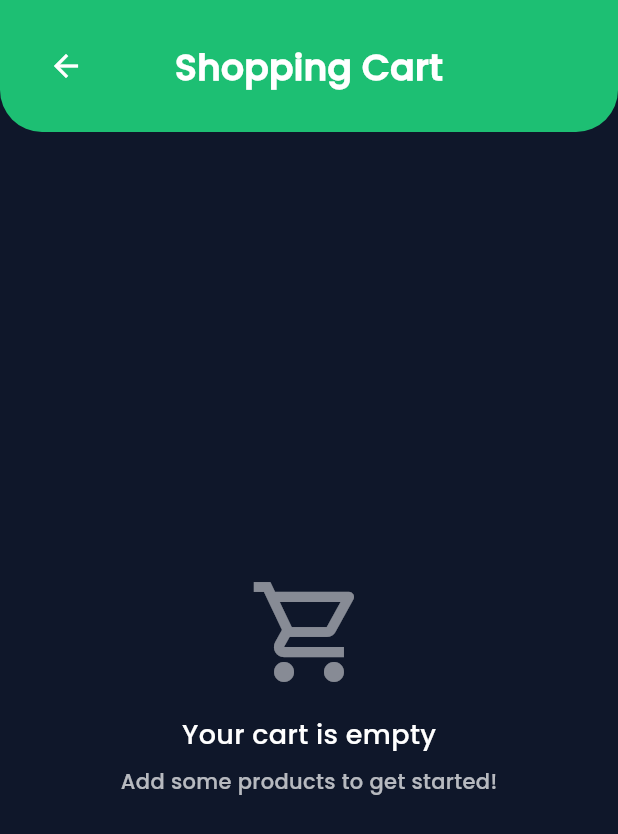
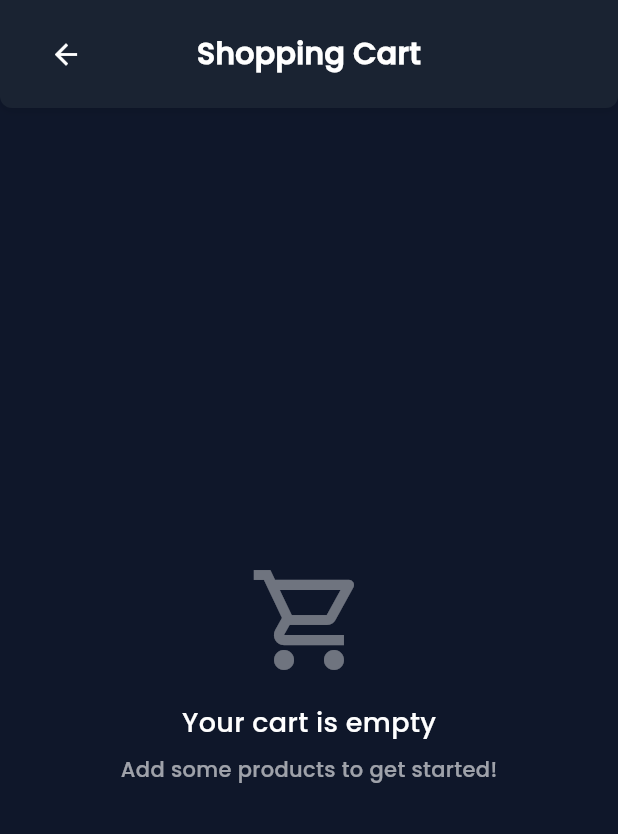
Before and after one commit to ScarletVonRosefall/AgriSynch, a Flutter app: the ShoppingCartPage screen opened directly, on a phone screen of 412 x 824 dp. Shown: the top 834 px of the screen. Run offline on Flutter 3.47's test engine with Material 3 defaults, Android fonts, the phone set to English and light mode, and no system bars; our stand-ins replace cached_network_image, cloud_firestore, cloud_functions, firebase_auth, firebase_core, firebase_crashlytics and 15 more; missing offline and left inert: dart:html; accounts and stored records are empty.

Commit message:
Fixing Buyer UI Part 2

```diff
--- a/lib/buyer/ShoppingCartPage.dart
+++ b/lib/buyer/ShoppingCartPage.dart
@@ -446,30 +446,32 @@ class _ShoppingCartPageState extends State<ShoppingCartPage> {
 
   @override
   Widget build(BuildContext context) {
-    final backgroundColor = const Color(0xFF0F172A);
-    final headerColor = const Color(0xFF1DBF73);
-    final cardColor = const Color(0xFF1A2332);
-    final textColor = Colors.white;
-
     return WillPopScope(
       onWillPop: () async {
         Navigator.pop(context, _cartChanged);
         return false; // Prevent the default pop since we're handling it
       },
       child: Scaffold(
-        backgroundColor: backgroundColor,
+        backgroundColor: const Color(0xFF0F172A),
         body: Column(
           children: [
             // Header
             Container(
-              padding: EdgeInsets.fromLTRB(20, MediaQuery.of(context).padding.top + 20, 20, 20),
+              padding: EdgeInsets.fromLTRB(20, MediaQuery.of(context).padding.top + 12, 20, 12),
               width: double.infinity,
               decoration: BoxDecoration(
-                color: headerColor,
+                color: const Color(0xFF1A2332),
                 borderRadius: const BorderRadius.only(
-                  bottomLeft: Radius.circular(28),
-                  bottomRight: Radius.circular(28),
+                  bottomLeft: Radius.circular(8),
+                  bottomRight: Radius.circular(8),
                 ),
+                boxShadow: [
+                  BoxShadow(
+                    color: Colors.black.withOpacity(0.1),
+                    blurRadius: 4,
+                    offset: const Offset(0, 2),
+                  ),
+                ],
               ),
               child: Row(
                 children: [
@@ -482,6 +484,9 @@ class _ShoppingCartPageState extends State<ShoppingCartPage> {
                       }
                     },
                     icon: const Icon(Icons.arrow_back, color: Colors.white),
+                    iconSize: 22,
+                    padding: const EdgeInsets.all(8),
+                    constraints: const BoxConstraints(),
                   ),
                 const Expanded(
                   child: Text(
@@ -490,7 +495,7 @@ class _ShoppingCartPageState extends State<ShoppingCartPage> {
                       fontFamily: 'Poppins',
                       fontWeight: FontWeight.bold,
                       color: Colors.white,
-                      fontSize: 24,
+                      fontSize: 20,
                     ),
                     textAlign: TextAlign.center,
                   ),
@@ -525,6 +530,9 @@ class _ShoppingCartPageState extends State<ShoppingCartPage> {
                       );
                     },
                     icon: const Icon(Icons.clear_all, color: Colors.white),
+                    iconSize: 22,
+                    padding: const EdgeInsets.all(8),
+                    constraints: const BoxConstraints(),
                   )
                 else
                   const SizedBox(width: 48),
@@ -542,7 +550,7 @@ class _ShoppingCartPageState extends State<ShoppingCartPage> {
                     Icon(
                       Icons.shopping_cart_outlined,
                       size: 80,
-                      color: Colors.white.withAlpha((0.5 * 255).round()),
+                      color: Colors.white.withAlpha((0.4 * 255).round()),
                     ),
                     const SizedBox(height: 16),
                     const Text(
@@ -560,7 +568,7 @@ class _ShoppingCartPageState extends State<ShoppingCartPage> {
                       style: TextStyle(
                         fontFamily: 'Poppins',
                         fontSize: 14,
-                        color: Colors.white.withAlpha((0.7 * 255).round()),
+                        color: Colors.white.withAlpha((0.6 * 255).round()),
                       ),
                     ),
                   ],
@@ -571,82 +579,23 @@ class _ShoppingCartPageState extends State<ShoppingCartPage> {
             Expanded(
               child: Column(
                 children: [
-                  // Cart Summary
-                  Container(
-                    margin: const EdgeInsets.all(16),
-                    padding: const EdgeInsets.all(16),
-                    decoration: BoxDecoration(
-                      color: cardColor,
-                      borderRadius: BorderRadius.circular(12),
-                      boxShadow: [
-                        BoxShadow(
-                          color: Colors.grey.withAlpha((0.2 * 255).round()),
-                          spreadRadius: 1,
-                          blurRadius: 4,
-                          offset: const Offset(0, 2),
-                        ),
-                      ],
-                    ),
-                    child: Row(
-                      mainAxisAlignment: MainAxisAlignment.spaceBetween,
-                      children: [
-                        Column(
-                          crossAxisAlignment: CrossAxisAlignment.start,
-                          children: [
-                            Text(
-                              '${getTotalItems()} items',
-                              style: TextStyle(
-                                fontFamily: 'Poppins',
-                                fontSize: 16,
-                                fontWeight: FontWeight.bold,
-                                color: textColor,
-                              ),
-                            ),
-                            Text(
-                              'Total: P${getTotalPrice().toStringAsFixed(2)}',
-                              style: const TextStyle(
-                                fontFamily: 'Poppins',
-                                fontSize: 20,
-                                fontWeight: FontWeight.bold,
-                                color: Color(0xFF1DBF73),
-                              ),
-                            ),
-                          ],
-                        ),
-                        ElevatedButton(
-                          onPressed: checkout,
-                          style: ElevatedButton.styleFrom(
-                            backgroundColor: const Color(0xFF1DBF73),
-                            shape: RoundedRectangleBorder(
-                              borderRadius: BorderRadius.circular(8),
-                            ),
-                          ),
-                          child: const Text(
-                            'Checkout',
-                            style: TextStyle(
-                              fontFamily: 'Poppins',
-                              color: Colors.white,
-                              fontWeight: FontWeight.bold,
-                            ),
-                          ),
-                        ),
-                      ],
-                    ),
-                  ),
-
                   // Cart Items List
                   Expanded(
                     child: ListView.builder(
-                      padding: const EdgeInsets.symmetric(horizontal: 16),
+                      padding: const EdgeInsets.fromLTRB(16, 16, 16, 100),
                       itemCount: cart.length,
                       itemBuilder: (context, index) {
                         final item = cart[index];
 
-                        return Card(
-                          color: cardColor,
-                          margin: const EdgeInsets.only(bottom: 8),
-                          shape: RoundedRectangleBorder(
-                            borderRadius: BorderRadius.circular(12),
+                        return Container(
+                          margin: const EdgeInsets.only(bottom: 12),
+                          decoration: BoxDecoration(
+                            color: const Color(0xFF1A2332),
+                            borderRadius: BorderRadius.circular(8),
+                            border: Border.all(
+                              color: Colors.white.withAlpha((0.1 * 255).round()),
+                              width: 1,
+                            ),
                           ),
                           child: Padding(
                             padding: const EdgeInsets.all(12),
@@ -654,10 +603,10 @@ class _ShoppingCartPageState extends State<ShoppingCartPage> {
                               children: [
                                 // Product Image
                                 Container(
-                                  width: 60,
-                                  height: 60,
+                                  width: 80,
+                                  height: 80,
                                   decoration: BoxDecoration(
-                                    color: Colors.grey[300],
+                                    color: Colors.white.withAlpha((0.1 * 255).round()),
                                     borderRadius: BorderRadius.circular(8),
                                   ),
                                   child: ClipRRect(
@@ -666,8 +615,8 @@ class _ShoppingCartPageState extends State<ShoppingCartPage> {
                                         ? _buildProductImage(item['imageUrl'], item['category'])
                                         : Icon(
                                             _getProductIcon(item['category']),
-                                            color: const Color(0xFF4CAF50),
-                                            size: 30,
+                                            color: const Color(0xFF1DBF73),
+                                            size: 40,
                                           ),
                                   ),
                                 ),
@@ -682,35 +631,36 @@ class _ShoppingCartPageState extends State<ShoppingCartPage> {
                                     children: [
                                       Text(
                                         item['name'],
-                                        style: TextStyle(
+                                        style: const TextStyle(
                                           fontFamily: 'Poppins',
                                           fontWeight: FontWeight.bold,
-                                          color: textColor,
-                                          fontSize: 16,
+                                          color: Colors.white,
+                                          fontSize: 15,
                                         ),
                                       ),
                                       Text(
                                         'by ${item['farmer']}',
                                         style: TextStyle(
                                           fontFamily: 'Poppins',
-                                          color: textColor.withAlpha((0.7 * 255).round()),
+                                          color: Colors.white.withAlpha((0.6 * 255).round()),
                                           fontSize: 12,
                                         ),
                                       ),
-                                      const SizedBox(height: 4),
+                                      const SizedBox(height: 6),
                                       Text(
                                         'P${item['price'].toStringAsFixed(2)} ${item['unit']}',
                                         style: const TextStyle(
                                           fontFamily: 'Poppins',
                                           color: Color(0xFF1DBF73),
                                           fontWeight: FontWeight.bold,
+                                          fontSize: 14,
                                         ),
                                       ),
                                     ],
                                   ),
                                 ),
 
-                                // Quantity Controls
+                                // Quantity Controls & Delete
                                 Column(
                                   children: [
                                     Row(
@@ -722,9 +672,9 @@ class _ShoppingCartPageState extends State<ShoppingCartPage> {
                                             item['quantity'] - 1,
                                           ),
                                           child: Container(
-                                            padding: const EdgeInsets.all(4),
-                                            decoration: const BoxDecoration(
-                                              color: Color(0xFF37474F),
+                                            padding: const EdgeInsets.all(6),
+                                            decoration: BoxDecoration(
+                                              color: Colors.white.withAlpha((0.1 * 255).round()),
                                               shape: BoxShape.circle,
                                             ),
                                             child: const Icon(
@@ -736,15 +686,15 @@ class _ShoppingCartPageState extends State<ShoppingCartPage> {
                                         ),
                                         Container(
                                           margin: const EdgeInsets.symmetric(
-                                            horizontal: 12,
+                                            horizontal: 10,
                                           ),
                                           child: Text(
                                             '${item['quantity']}',
-                                            style: TextStyle(
+                                            style: const TextStyle(
                                               fontFamily: 'Poppins',
                                               fontWeight: FontWeight.bold,
-                                              fontSize: 16,
-                                              color: textColor,
+                                              fontSize: 15,
+                                              color: Colors.white,
                                             ),
                                           ),
                                         ),
@@ -754,9 +704,9 @@ class _ShoppingCartPageState extends State<ShoppingCartPage> {
                                             item['quantity'] + 1,
                                           ),
                                           child: Container(
-                                            padding: const EdgeInsets.all(4),
-                                            decoration: const BoxDecoration(
-                                              color: Color(0xFF1DBF73),
+                                            padding: const EdgeInsets.all(6),
+                                            decoration: BoxDecoration(
+                                              color: Colors.white.withAlpha((0.1 * 255).round()),
                                               shape: BoxShape.circle,
                                             ),
                                             child: const Icon(
@@ -768,20 +718,13 @@ class _ShoppingCartPageState extends State<ShoppingCartPage> {
                                         ),
                                       ],
                                     ),
-                                    const SizedBox(height: 8),
+                                    const SizedBox(height: 6),
                                     GestureDetector(
                                       onTap: () => removeItem(index),
-                                      child: Container(
-                                        padding: const EdgeInsets.all(4),
-                                        decoration: BoxDecoration(
-                                          color: Colors.red[100],
-                                          shape: BoxShape.circle,
-                                        ),
-                                        child: const Icon(
-                                          Icons.delete_outline,
-                                          size: 16,
-                                          color: Colors.red,
-                                        ),
+                                      child: Icon(
+                                        Icons.delete_outline,
+                                        size: 18,
+                                        color: Colors.red[400],
                                       ),
                                     ),
                                   ],
@@ -791,6 +734,76 @@ class _ShoppingCartPageState extends State<ShoppingCartPage> {
                           ),
                         );
                       },
+                    ),
+                  ),
+
+                  // Checkout Bar
+                  Container(
+                    padding: const EdgeInsets.all(16),
+                    decoration: BoxDecoration(
+                      color: const Color(0xFF1A2332),
+                      border: Border(
+                        top: BorderSide(
+                          color: Colors.white.withAlpha((0.1 * 255).round()),
+                          width: 1,
+                        ),
+                      ),
+                    ),
+                    child: Column(
+                      mainAxisSize: MainAxisSize.min,
+                      children: [
+                        Row(
+                          mainAxisAlignment: MainAxisAlignment.spaceBetween,
+                          children: [
+                            Column(
+                              crossAxisAlignment: CrossAxisAlignment.start,
+                              children: [
+                                Text(
+                                  '${getTotalItems()} items',
+                                  style: TextStyle(
+                                    fontFamily: 'Poppins',
+                                    fontSize: 14,
+                                    color: Colors.white.withAlpha((0.6 * 255).round()),
+                                  ),
+                                ),
+                                const SizedBox(height: 4),
+                                Text(
+                                  'P${getTotalPrice().toStringAsFixed(2)}',
+                                  style: const TextStyle(
+                                    fontFamily: 'Poppins',
+                                    fontSize: 22,
+                                    fontWeight: FontWeight.bold,
+                                    color: Colors.white,
+                                  ),
+                                ),
+                              ],
+                            ),
+                            ElevatedButton(
+                              onPressed: checkout,
+                              style: ElevatedButton.styleFrom(
+                                backgroundColor: const Color(0xFF1DBF73),
+                                padding: const EdgeInsets.symmetric(
+                                  horizontal: 32,
+                                  vertical: 14,
+                                ),
+                                shape: RoundedRectangleBorder(
+                                  borderRadius: BorderRadius.circular(8),
+                                ),
+                                elevation: 0,
+                              ),
+                              child: const Text(
+                                'Checkout',
+                                style: TextStyle(
+                                  fontFamily: 'Poppins',
+                                  color: Colors.white,
+                                  fontWeight: FontWeight.bold,
+                                  fontSize: 15,
+                                ),
+                              ),
+                            ),
+                          ],
+                        ),
+                      ],
                     ),
                   ),
                 ],
@@ -809,14 +822,14 @@ class _ShoppingCartPageState extends State<ShoppingCartPage> {
         final base64String = imageUrl.split(',')[1];
         return Image.memory(
           base64Decode(base64String),
-          width: 60,
-          height: 60,
+          width: 80,
+          height: 80,
           fit: BoxFit.cover,
           errorBuilder: (context, error, stackTrace) {
             return Icon(
               _getProductIcon(category),
-              color: const Color(0xFF4CAF50),
-              size: 30,
+              color: const Color(0xFF1DBF73),
+              size: 40,
             );
           },
         );
@@ -824,14 +837,14 @@ class _ShoppingCartPageState extends State<ShoppingCartPage> {
         // Network URL image
         return Image.network(
           imageUrl,
-          width: 60,
-          height: 60,
+          width: 80,
+          height: 80,
           fit: BoxFit.cover,
           errorBuilder: (context, error, stackTrace) {
             return Icon(
               _getProductIcon(category),
-              color: const Color(0xFF4CAF50),
-              size: 30,
+              color: const Color(0xFF1DBF73),
+              size: 40,
             );
           },
         );
@@ -839,8 +852,8 @@ class _ShoppingCartPageState extends State<ShoppingCartPage> {
     } catch (e) {
       return Icon(
         _getProductIcon(category),
-        color: const Color(0xFF4CAF50),
-        size: 30,
+        color: const Color(0xFF1DBF73),
+        size: 40,
       );
     }
   }
```
